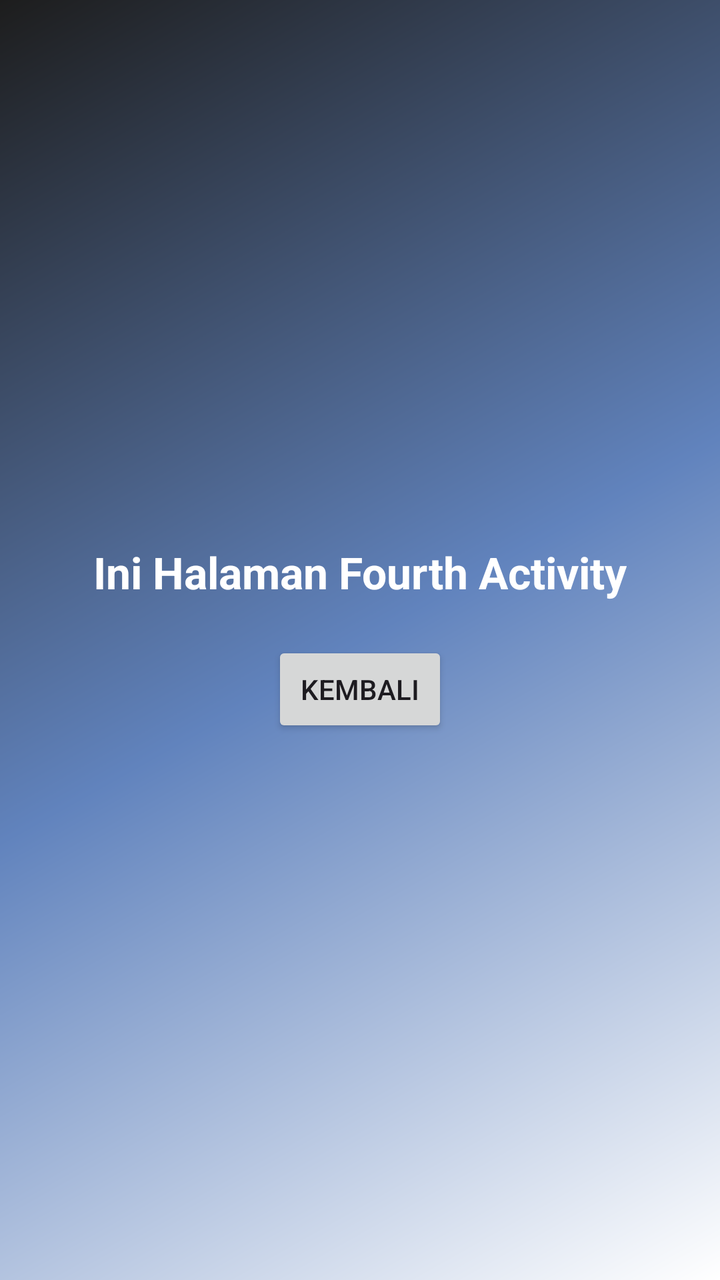
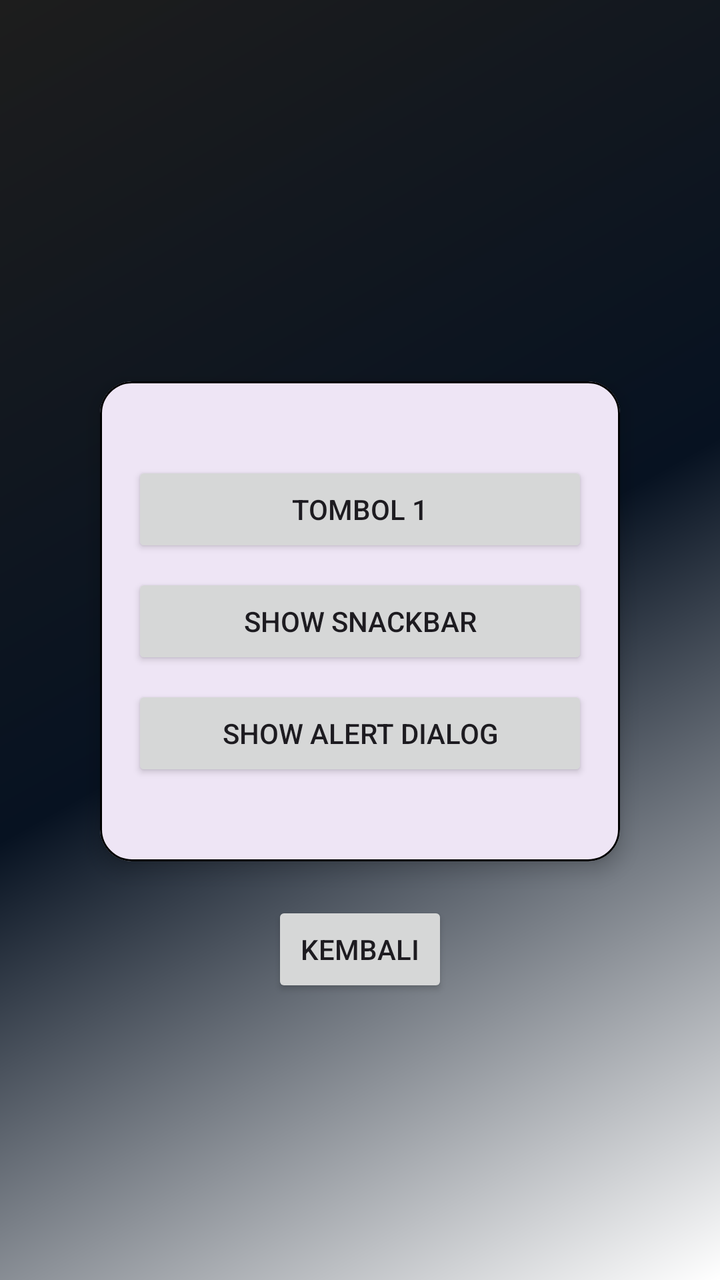

Compare the two renders of this Android layout. The source of the first and the diff that turns it into the second are given below.
<!-- AndroidManifest.xml: application theme Theme.Nabilatiemobile -->
<!-- res/layout/activity_fourth.xml -->
<?xml version="1.0" encoding="utf-8"?>
<androidx.constraintlayout.widget.ConstraintLayout xmlns:android="http://schemas.android.com/apk/res/android"
    xmlns:app="http://schemas.android.com/apk/res-auto"
    xmlns:tools="http://schemas.android.com/tools"
    android:id="@+id/main"
    android:layout_width="match_parent"
    android:layout_height="match_parent"
    android:background="@drawable/bg_gradient"
    tools:context=".Pertemuan4.FourthActivity">

    <TextView
        android:id="@+id/tvFourthTitle"
        android:layout_width="wrap_content"
        android:layout_height="wrap_content"
        android:text="Ini Halaman Fourth Activity"
        android:textColor="@color/white"
        android:textSize="22sp"
        android:textStyle="bold"
        app:layout_constraintBottom_toTopOf="@+id/btnBackToMain"
        app:layout_constraintEnd_toEndOf="parent"
        app:layout_constraintStart_toStartOf="parent"
        app:layout_constraintTop_toTopOf="parent"
        app:layout_constraintVertical_chainStyle="packed" />

    <Button
        android:id="@+id/btnBackToMain"
        android:layout_width="wrap_content"
        android:layout_height="wrap_content"
        android:layout_marginTop="20dp"
        android:text="Kembali"
        app:layout_constraintBottom_toBottomOf="parent"
        app:layout_constraintEnd_toEndOf="parent"
        app:layout_constraintStart_toStartOf="parent"
        app:layout_constraintTop_toBottomOf="@+id/tvFourthTitle" />

</androidx.constraintlayout.widget.ConstraintLayout>
<!-- resources referenced by this layout -->
<resources>
  <color name="white">#FFFFFFFF</color>
  <!-- drawable bg_gradient (drawable) -->
  <?xml version="1.0" encoding="utf-8"?>
  <shape xmlns:android="http://schemas.android.com/apk/res/android"
      android:shape="rectangle">
      <gradient
          android:angle="135"
          android:startColor="#FFFFFF"
          android:centerColor="#6183BD"
          android:endColor="#1D1D1D"
          android:type="linear" />
  </shape>
  <style name="Theme.Nabilatiemobile" parent="Base.Theme.Nabilatiemobile" />
  <style name="Base.Theme.Nabilatiemobile" parent="Theme.Material3.DayNight.NoActionBar">
          
          
      </style>
</resources>

<!-- the commit's change to res/layout/activity_fourth.xml (unified diff, before → after) -->
@@ -12,15 +12,72 @@
         android:id="@+id/tvFourthTitle"
         android:layout_width="wrap_content"
         android:layout_height="wrap_content"
-        android:text="Ini Halaman Fourth Activity"
+        android:text=""
         android:textColor="@color/white"
         android:textSize="22sp"
         android:textStyle="bold"
-        app:layout_constraintBottom_toTopOf="@+id/btnBackToMain"
+        app:layout_constraintBottom_toTopOf="@+id/cardView"
         app:layout_constraintEnd_toEndOf="parent"
         app:layout_constraintStart_toStartOf="parent"
         app:layout_constraintTop_toTopOf="parent"
         app:layout_constraintVertical_chainStyle="packed" />
+
+    
+    <com.google.android.material.card.MaterialCardView
+        android:id="@+id/cardView"
+        android:layout_width="260dp"
+        android:layout_height="240dp"
+        android:layout_marginTop="20dp"
+        app:cardCornerRadius="16dp"
+        app:cardElevation="6dp"
+        app:strokeColor="@color/black"
+        app:strokeWidth="1dp"
+        app:layout_constraintBottom_toTopOf="@+id/btnBackToMain"
+        app:layout_constraintEnd_toEndOf="parent"
+        app:layout_constraintStart_toStartOf="parent"
+        app:layout_constraintTop_toBottomOf="@+id/tvFourthTitle">
+
+        <androidx.constraintlayout.widget.ConstraintLayout
+            android:layout_width="match_parent"
+            android:layout_height="match_parent"
+            android:padding="16dp">
+
+            <Button
+                android:id="@+id/btn1"
+                android:layout_width="0dp"
+                android:layout_height="wrap_content"
+                android:text="Tombol 1"
+                app:layout_constraintBottom_toTopOf="@+id/btnShowSnackbar"
+                app:layout_constraintEnd_toEndOf="parent"
+                app:layout_constraintStart_toStartOf="parent"
+                app:layout_constraintTop_toTopOf="parent"
+                app:layout_constraintVertical_chainStyle="packed" />
+
+            <Button
+                android:id="@+id/btnShowSnackbar"
+                android:layout_width="0dp"
+                android:layout_height="wrap_content"
+                android:layout_marginTop="8dp"
+                android:text="Show Snackbar"
+                app:layout_constraintBottom_toTopOf="@+id/btnShowAlertDialog"
+                app:layout_constraintEnd_toEndOf="parent"
+                app:layout_constraintStart_toStartOf="parent"
+                app:layout_constraintTop_toBottomOf="@+id/btn1" />
+
+            <Button
+                android:id="@+id/btnShowAlertDialog"
+                android:layout_width="0dp"
+                android:layout_height="wrap_content"
+                android:layout_marginTop="8dp"
+                android:text="Show Alert Dialog"
+                app:layout_constraintBottom_toBottomOf="parent"
+                app:layout_constraintEnd_toEndOf="parent"
+                app:layout_constraintStart_toStartOf="parent"
+                app:layout_constraintTop_toBottomOf="@+id/btnShowSnackbar" />
+
+        </androidx.constraintlayout.widget.ConstraintLayout>
+
+    </com.google.android.material.card.MaterialCardView>
 
     <Button
         android:id="@+id/btnBackToMain"
@@ -31,6 +88,6 @@
         app:layout_constraintBottom_toBottomOf="parent"
         app:layout_constraintEnd_toEndOf="parent"
         app:layout_constraintStart_toStartOf="parent"
-        app:layout_constraintTop_toBottomOf="@+id/tvFourthTitle" />
+        app:layout_constraintTop_toBottomOf="@+id/cardView" />
 
 </androidx.constraintlayout.widget.ConstraintLayout>
<!-- resource entries referenced after the edit -->
@@ -1,5 +1,6 @@
 <!-- resources referenced by this layout -->
 <resources>
+  <color name="black">#FF000000</color>
   <color name="white">#FFFFFFFF</color>
   <!-- drawable bg_gradient (drawable) -->
   <?xml version="1.0" encoding="utf-8"?>
@@ -8,7 +9,7 @@
       <gradient
           android:angle="135"
           android:startColor="#FFFFFF"
-          android:centerColor="#6183BD"
+          android:centerColor="#071221"
           android:endColor="#1D1D1D"
           android:type="linear" />
   </shape>
